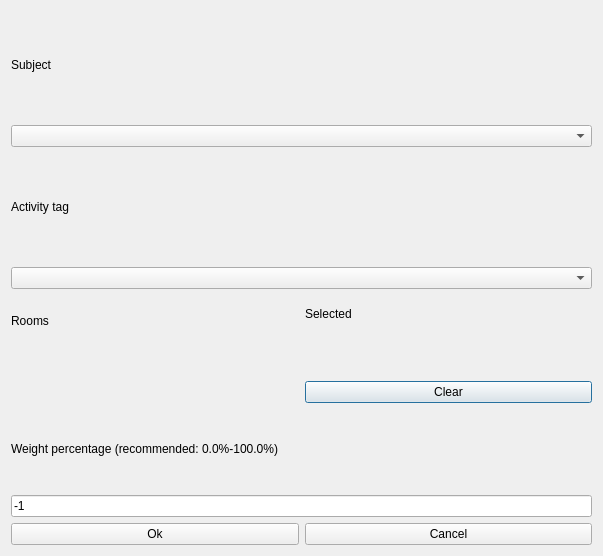
Qt form src/interface/modifyconstraintsubjectactivitytagpreferredroomsform_template.ui (janLo/FET) before a commit.
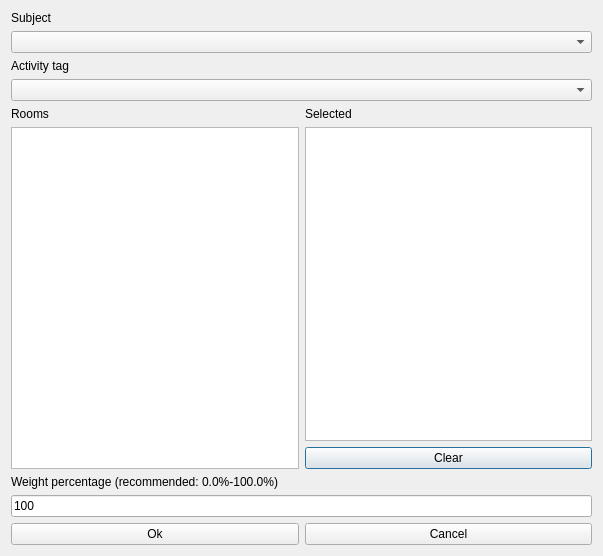
The same form after that commit. Custom widgets are drawn as their Qt base class.

What changed in the file:
```diff
--- a/src/interface/modifyconstraintsubjectactivitytagpreferredroomsform_template.ui
+++ b/src/interface/modifyconstraintsubjectactivitytagpreferredroomsform_template.ui
@@ -41,7 +41,7 @@
     <widget class="QComboBox" name="activityTagsComboBox"/>
    </item>
    <item row="4" column="0">
-    <layout class="QVBoxLayout">
+    <layout class="QVBoxLayout" name="verticalLayout_2">
      <item>
       <widget class="QLabel" name="roomsTextLabel">
        <property name="frameShape">
@@ -59,13 +59,7 @@
       </widget>
      </item>
      <item>
-      <widget class="Q3ListBox" name="roomsListBox">
-       <item>
-        <property name="text">
-         <string>New Item</string>
-        </property>
-       </item>
-      </widget>
+      <widget class="QListWidget" name="roomsListWidget"/>
      </item>
     </layout>
    </item>
@@ -88,13 +82,7 @@
       </widget>
      </item>
      <item>
-      <widget class="Q3ListBox" name="selectedRoomsListBox">
-       <item>
-        <property name="text">
-         <string>New Item</string>
-        </property>
-       </item>
-      </widget>
+      <widget class="QListWidget" name="selectedRoomsListWidget"/>
      </item>
      <item>
       <widget class="QPushButton" name="clearPushButton">
@@ -126,7 +114,7 @@
      <item>
       <widget class="QLineEdit" name="weightLineEdit">
        <property name="text">
-        <string>-1</string>
+        <string notr="true">100</string>
        </property>
       </widget>
      </item>
@@ -153,28 +141,6 @@
   </layout>
  </widget>
  <layoutdefault spacing="6" margin="11"/>
- <customwidgets>
-  <customwidget>
-   <class>Q3Frame</class>
-   <extends>QFrame</extends>
-   <header>Qt3Support/Q3Frame</header>
-   <container>1</container>
-  </customwidget>
-  <customwidget>
-   <class>Q3ListBox</class>
-   <extends>Q3Frame</extends>
-   <header>q3listbox.h</header>
-  </customwidget>
- </customwidgets>
- <tabstops>
-  <tabstop>subjectsComboBox</tabstop>
-  <tabstop>activityTagsComboBox</tabstop>
-  <tabstop>roomsListBox</tabstop>
-  <tabstop>selectedRoomsListBox</tabstop>
-  <tabstop>weightLineEdit</tabstop>
-  <tabstop>okPushButton</tabstop>
-  <tabstop>cancelPushButton</tabstop>
- </tabstops>
  <resources/>
  <connections/>
 </ui>
```
